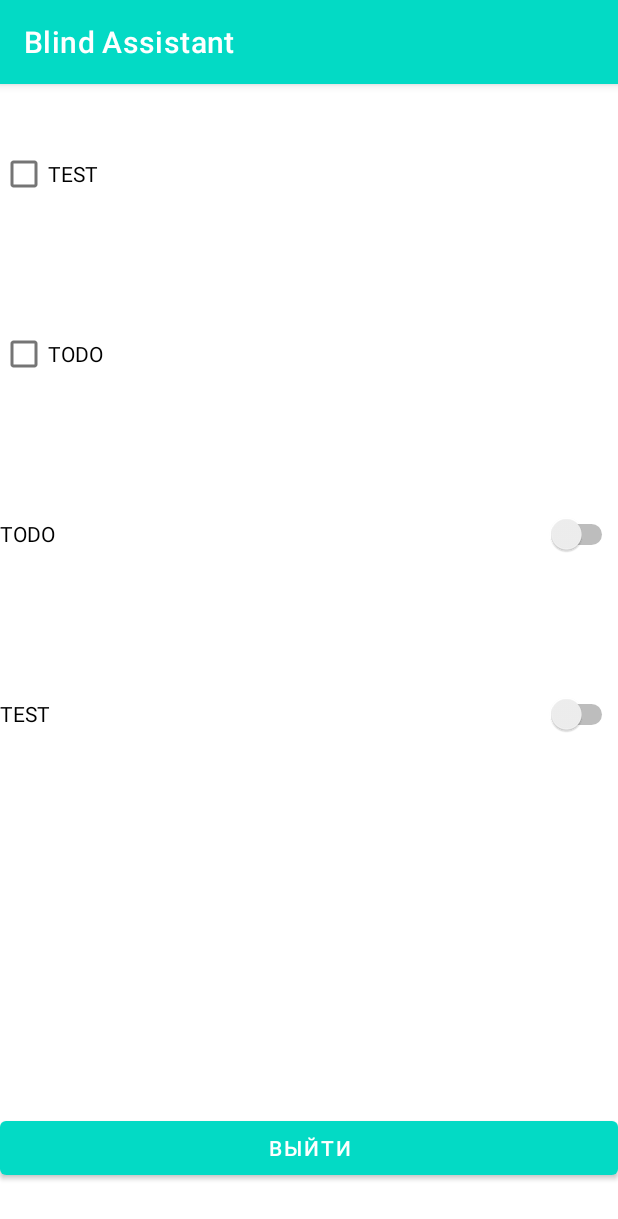
After one commit to Stalgrimoff/qrscannerkt, an Android app: the SettingsActivity screen opened directly, with no data from a screen before it, on a phone screen of 412 x 824 dp. The commit adds this screen. Shown: the top 1219 px of the screen. Run offline under Robolectric (Android 15) with nearby library versions, the phone set to English and light mode, and no system bars.

Commit message:
+AUDIO +SETTINGS

```diff
--- a/app/src/main/java/com/blindassistant/qrscannerkt/DatabaseHelper.java
+++ b/app/src/main/java/com/blindassistant/qrscannerkt/DatabaseHelper.java
@@ -14,11 +14,9 @@ public class DatabaseHelper extends SQLiteOpenHelper {
     private static String DB_NAME = "qr.db";
     private static String DB_PATH = "";
     private static final int DB_VERSION = 1;
-
     private SQLiteDatabase mDataBase;
     private final Context mContext;
     private boolean mNeedUpdate = false;
-
     public DatabaseHelper(Context context) {
         super(context, DB_NAME, null, DB_VERSION);
         DB_PATH = context.getApplicationInfo().dataDir + "/databases/";
@@ -28,7 +26,6 @@ public class DatabaseHelper extends SQLiteOpenHelper {
 
         this.getReadableDatabase();
     }
-
     public void updateDataBase() throws IOException {
         if (mNeedUpdate) {
             File dbFile = new File(DB_PATH + DB_NAME);
@@ -40,12 +37,10 @@ public class DatabaseHelper extends SQLiteOpenHelper {
             mNeedUpdate = false;
         }
     }
-
     private boolean checkDataBase() {
         File dbFile = new File(DB_PATH + DB_NAME);
         return dbFile.exists();
     }
-
     private void copyDataBase() {
         if (!checkDataBase()) {
             this.getReadableDatabase();
@@ -57,7 +52,6 @@ public class DatabaseHelper extends SQLiteOpenHelper {
             }
         }
     }
-
     private void copyDBFile() throws IOException {
         InputStream mInput = mContext.getAssets().open(DB_NAME);
         OutputStream mOutput = new FileOutputStream(DB_PATH + DB_NAME);
--- /dev/null
+++ b/app/src/main/java/com/blindassistant/qrscannerkt/SettingsActivity.kt
@@ -0,0 +1,17 @@
+package com.blindassistant.qrscannerkt
+
+
+import androidx.appcompat.app.AppCompatActivity
+import android.os.Bundle
+import android.view.View
+
+class SettingsActivity : AppCompatActivity() {
+    override fun onCreate(savedInstanceState: Bundle?) {
+        super.onCreate(savedInstanceState)
+        setContentView(R.layout.activity_settings)
+    }
+
+    fun onExit(view: View) {
+        this.finish()
+    }
+}
--- /dev/null
+++ b/app/src/main/res/layout/activity_settings.xml
@@ -0,0 +1,49 @@
+<?xml version="1.0" encoding="utf-8"?>
+<LinearLayout xmlns:android="http://schemas.android.com/apk/res/android"
+    xmlns:app="http://schemas.android.com/apk/res-auto"
+    xmlns:tools="http://schemas.android.com/tools"
+    android:layout_width="match_parent"
+    android:layout_height="match_parent"
+    android:orientation="vertical"
+    tools:context=".SettingsActivity">
+
+    <CheckBox
+        android:id="@+id/checkBox"
+        android:layout_width="match_parent"
+        android:layout_height="wrap_content"
+        android:minHeight="120dp"
+        android:text="TEST" />
+
+    <CheckBox
+        android:id="@+id/checkBox2"
+        android:layout_width="match_parent"
+        android:layout_height="wrap_content"
+        android:minHeight="120dp"
+        android:text="TODO" />
+
+    <Switch
+        android:id="@+id/switch1"
+        android:layout_width="match_parent"
+        android:layout_height="wrap_content"
+        android:minHeight="120dp"
+        android:text="TODO" />
+
+    <Switch
+        android:id="@+id/switch2"
+        android:layout_width="match_parent"
+        android:layout_height="wrap_content"
+        android:minHeight="120dp"
+        android:text="TEST" />
+
+    <Space
+        android:layout_width="match_parent"
+        android:layout_height="205dp" />
+
+    <Button
+        android:id="@+id/button2"
+        android:layout_width="match_parent"
+        android:layout_height="wrap_content"
+        android:onClick="onExit"
+        android:text="@string/exit" />
+
+</LinearLayout>
--- a/app/src/main/res/values/strings.xml
+++ b/app/src/main/res/values/strings.xml
@@ -2,4 +2,6 @@
     <string name="app_name">Blind Assistant</string>
     <string name="start">Start</string>
     <string name="stop">Stop</string>
+    <string name="settings">Настройки</string>
+    <string name="exit">Выйти</string>
 </resources>
```
Also changed, not shown: app/src/main/AndroidManifest.xml (+9 -1 lines), app/src/main/java/com/blindassistant/qrscannerkt/MainActivity.kt (+30 -16 lines), app/src/main/res/layout/activity_main.xml (+12 -7 lines), 8 other files.
